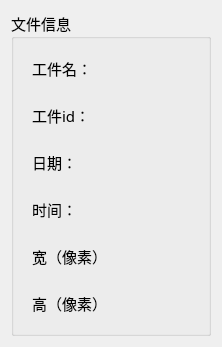
This is ui_imageinfo.ui in pigundermoon/industry as Qt 5 draws it before an edit. The edited form follows.
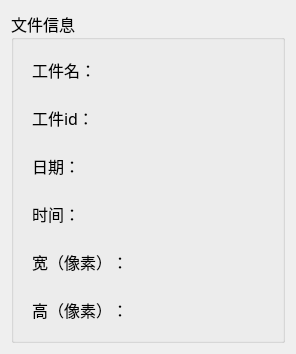
This is the edited form.

What changed in the file:
```diff
--- a/ui_imageinfo.ui
+++ b/ui_imageinfo.ui
@@ -6,8 +6,8 @@
    <rect>
     <x>0</x>
     <y>0</y>
-    <width>222</width>
-    <height>316</height>
+    <width>296</width>
+    <height>323</height>
    </rect>
   </property>
   <property name="windowTitle">
@@ -19,7 +19,7 @@
      <property name="font">
       <font>
        <family>微软雅黑</family>
-       <pointsize>11</pointsize>
+       <pointsize>12</pointsize>
       </font>
      </property>
      <property name="title">
@@ -28,6 +28,11 @@
      <layout class="QVBoxLayout" name="verticalLayout">
       <item>
        <widget class="QWidget" name="widget_3" native="true">
+        <property name="font">
+         <font>
+          <pointsize>12</pointsize>
+         </font>
+        </property>
         <layout class="QHBoxLayout" name="horizontalLayout_3">
          <item>
           <widget class="QLabel" name="label_3">
@@ -43,6 +48,11 @@
              <height>16777215</height>
             </size>
            </property>
+           <property name="font">
+            <font>
+             <pointsize>12</pointsize>
+            </font>
+           </property>
            <property name="text">
             <string>工件名：</string>
            </property>
@@ -50,9 +60,17 @@
          </item>
          <item>
           <widget class="QLabel" name="name">
+           <property name="font">
+            <font>
+             <pointsize>12</pointsize>
+            </font>
+           </property>
            <property name="text">
             <string/>
            </property>
+           <property name="alignment">
+            <set>Qt::AlignRight|Qt::AlignTrailing|Qt::AlignVCenter</set>
+           </property>
           </widget>
          </item>
         </layout>
@@ -60,6 +78,11 @@
       </item>
       <item>
        <widget class="QWidget" name="widget_4" native="true">
+        <property name="font">
+         <font>
+          <pointsize>12</pointsize>
+         </font>
+        </property>
         <layout class="QHBoxLayout" name="horizontalLayout_4">
          <item>
           <widget class="QLabel" name="label_4">
@@ -75,6 +98,11 @@
              <height>16777215</height>
             </size>
            </property>
+           <property name="font">
+            <font>
+             <pointsize>12</pointsize>
+            </font>
+           </property>
            <property name="text">
             <string>工件id：</string>
            </property>
@@ -82,9 +110,17 @@
          </item>
          <item>
           <widget class="QLabel" name="id">
+           <property name="font">
+            <font>
+             <pointsize>12</pointsize>
+            </font>
+           </property>
            <property name="text">
             <string/>
            </property>
+           <property name="alignment">
+            <set>Qt::AlignRight|Qt::AlignTrailing|Qt::AlignVCenter</set>
+           </property>
           </widget>
          </item>
         </layout>
@@ -92,6 +128,11 @@
       </item>
       <item>
        <widget class="QWidget" name="widget_5" native="true">
+        <property name="font">
+         <font>
+          <pointsize>12</pointsize>
+         </font>
+        </property>
         <layout class="QHBoxLayout" name="horizontalLayout_5">
          <item>
           <widget class="QLabel" name="label_5">
@@ -107,6 +148,11 @@
              <height>16777215</height>
             </size>
            </property>
+           <property name="font">
+            <font>
+             <pointsize>12</pointsize>
+            </font>
+           </property>
            <property name="text">
             <string>日期：</string>
            </property>
@@ -114,9 +160,17 @@
          </item>
          <item>
           <widget class="QLabel" name="date">
+           <property name="font">
+            <font>
+             <pointsize>12</pointsize>
+            </font>
+           </property>
            <property name="text">
             <string/>
            </property>
+           <property name="alignment">
+            <set>Qt::AlignRight|Qt::AlignTrailing|Qt::AlignVCenter</set>
+           </property>
           </widget>
          </item>
         </layout>
@@ -124,6 +178,11 @@
       </item>
       <item>
        <widget class="QWidget" name="widget_6" native="true">
+        <property name="font">
+         <font>
+          <pointsize>12</pointsize>
+         </font>
+        </property>
         <layout class="QHBoxLayout" name="horizontalLayout_6">
          <item>
           <widget class="QLabel" name="label_6">
@@ -139,6 +198,11 @@
              <height>16777215</height>
             </size>
            </property>
+           <property name="font">
+            <font>
+             <pointsize>12</pointsize>
+            </font>
+           </property>
            <property name="text">
             <string>时间：</string>
            </property>
@@ -146,9 +210,17 @@
          </item>
          <item>
           <widget class="QLabel" name="time">
+           <property name="font">
+            <font>
+             <pointsize>12</pointsize>
+            </font>
+           </property>
            <property name="text">
             <string/>
            </property>
+           <property name="alignment">
+            <set>Qt::AlignRight|Qt::AlignTrailing|Qt::AlignVCenter</set>
+           </property>
           </widget>
          </item>
         </layout>
@@ -156,6 +228,11 @@
       </item>
       <item>
        <widget class="QWidget" name="widget" native="true">
+        <property name="font">
+         <font>
+          <pointsize>12</pointsize>
+         </font>
+        </property>
         <layout class="QHBoxLayout" name="horizontalLayout">
          <item>
           <widget class="QLabel" name="label">
@@ -167,10 +244,15 @@
            </property>
            <property name="maximumSize">
             <size>
-             <width>70</width>
+             <width>95</width>
              <height>16777215</height>
             </size>
            </property>
+           <property name="font">
+            <font>
+             <pointsize>12</pointsize>
+            </font>
+           </property>
            <property name="text">
             <string>宽（像素）：</string>
            </property>
@@ -178,9 +260,17 @@
          </item>
          <item>
           <widget class="QLabel" name="width">
+           <property name="font">
+            <font>
+             <pointsize>12</pointsize>
+            </font>
+           </property>
            <property name="text">
             <string/>
            </property>
+           <property name="alignment">
+            <set>Qt::AlignRight|Qt::AlignTrailing|Qt::AlignVCenter</set>
+           </property>
           </widget>
          </item>
         </layout>
@@ -188,6 +278,11 @@
       </item>
       <item>
        <widget class="QWidget" name="widget_2" native="true">
+        <property name="font">
+         <font>
+          <pointsize>12</pointsize>
+         </font>
+        </property>
         <layout class="QHBoxLayout" name="horizontalLayout_2">
          <item>
           <widget class="QLabel" name="label_2">
@@ -199,10 +294,15 @@
            </property>
            <property name="maximumSize">
             <size>
-             <width>70</width>
+             <width>95</width>
              <height>16777215</height>
             </size>
            </property>
+           <property name="font">
+            <font>
+             <pointsize>12</pointsize>
+            </font>
+           </property>
            <property name="text">
             <string>高（像素）：</string>
            </property>
@@ -210,9 +310,17 @@
          </item>
          <item>
           <widget class="QLabel" name="height">
+           <property name="font">
+            <font>
+             <pointsize>12</pointsize>
+            </font>
+           </property>
            <property name="text">
             <string/>
            </property>
+           <property name="alignment">
+            <set>Qt::AlignRight|Qt::AlignTrailing|Qt::AlignVCenter</set>
+           </property>
           </widget>
          </item>
         </layout>
```
